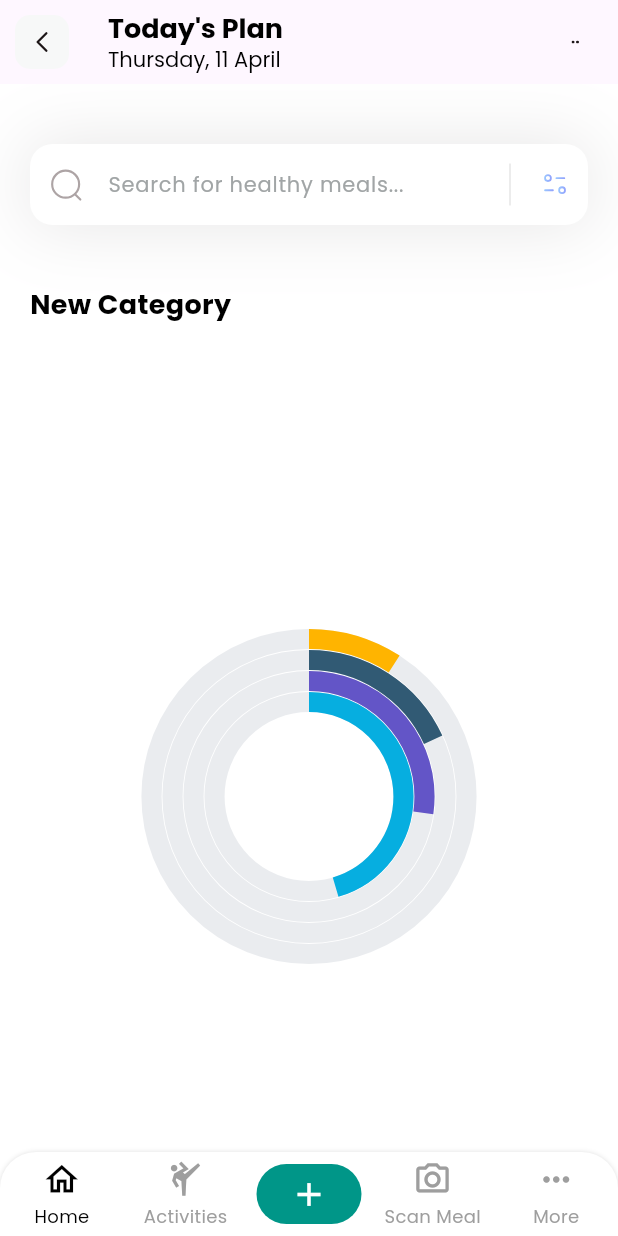
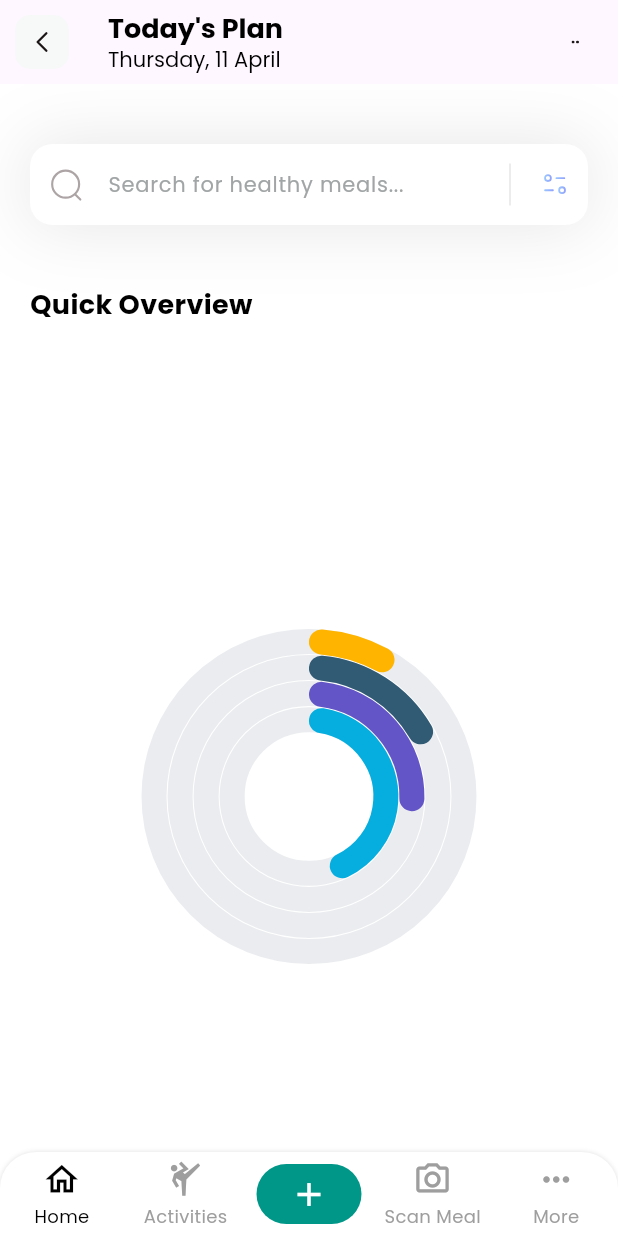
Before and after one commit to Vishvak12/myfitness_app, a Flutter app: the screen it shows after launch, on a phone screen of 412 x 824 dp. Run offline on Flutter 3.47's test engine with Material 3 defaults, Android fonts, the phone set to English and light mode, and no system bars; drawn by our look-alikes of persistent_bottom_nav_bar; our stand-ins replace flutter_svg, syncfusion_flutter_charts; missing offline and left inert: pie_menu.

Commit message:
graph chart go brrrrrr

```diff
--- a/lib/pages/dashboard.dart
+++ b/lib/pages/dashboard.dart
@@ -60,7 +60,7 @@ class _HomePageState extends State<HomePage> {
               const Padding(
                 padding: EdgeInsets.only(left:20),
                 child: Text(
-                  'New Category',
+                  'Quick Overview',
                   style: TextStyle(
                     color: Colors.black,
                     fontSize: 18,
@@ -85,7 +85,18 @@ class _HomePageState extends State<HomePage> {
                             RadialBarSeries<ChartData, String>(
                                 dataSource: chartData,
                                 xValueMapper: (ChartData data, _) => data.x,
-                                yValueMapper: (ChartData data, _) => data.y
+                                yValueMapper: (ChartData data, _) => data.y,
+                                cornerStyle: CornerStyle.bothCurve,
+                                innerRadius: '38%',
+                                dataLabelSettings: const DataLabelSettings(
+                                 isVisible: false,
+                                 labelPosition: ChartDataLabelPosition.inside,
+                                 textStyle: TextStyle(
+                                   fontSize: 14,
+                                   fontWeight: FontWeight.bold,
+                                   color: Colors.black,
+                                    ),
+                                ),
                             )
                           ]
                       )
```
Also changed, not shown: lib/navbar.dart (+4 -5 lines).
